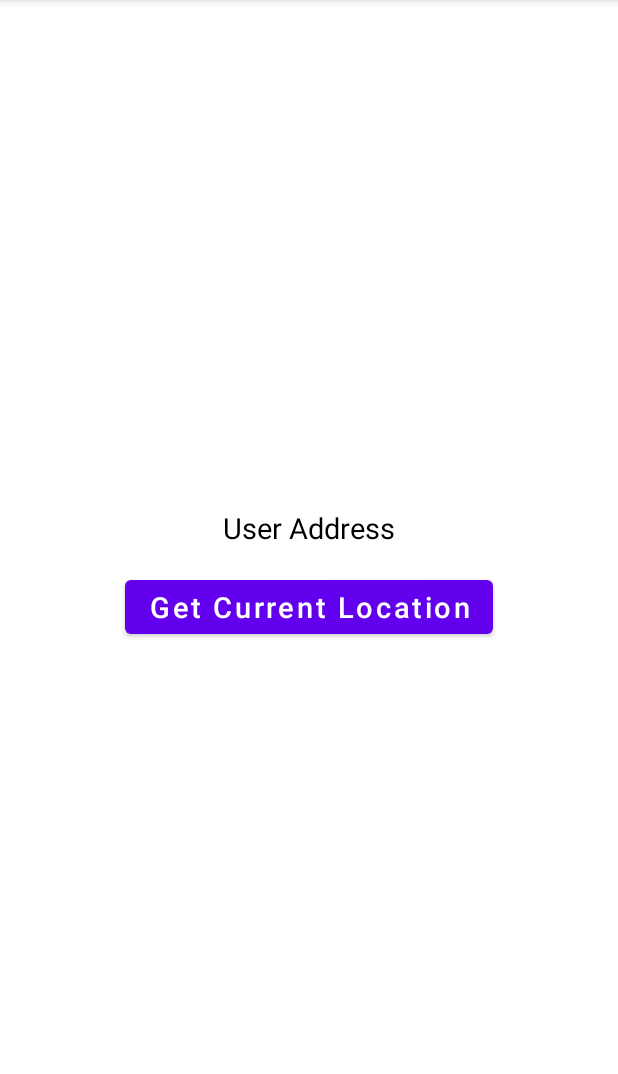
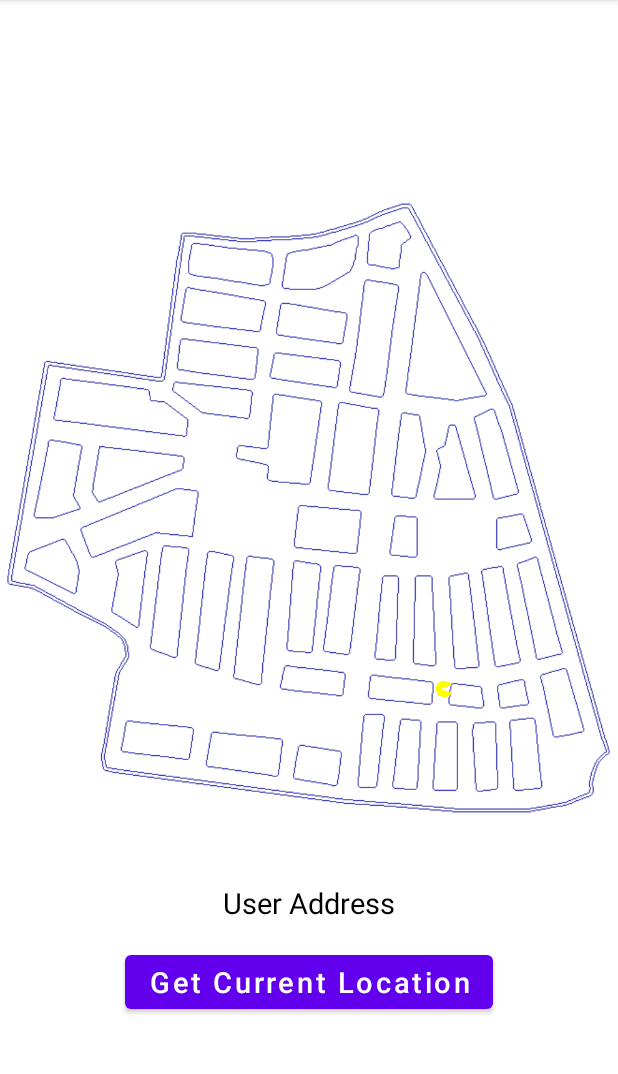
Before and after one commit to marnikdenouden/PacManApp, an Android app: the screen it shows after launch (MainActivity), after a tap on "Get Current Location", on a phone screen of 412 x 824 dp, the part 84-1158 px from its top. Run offline under Robolectric (Android 15) with nearby library versions, the phone set to English and light mode, and no system bars.

Commit message:
Added map and pacman marker
Pacman marker is now randomly added to a location on the map when the get location button is pressed.

```diff
--- a/app/src/main/java/com/example/pacmanapp/MainActivity.java
+++ b/app/src/main/java/com/example/pacmanapp/MainActivity.java
@@ -3,6 +3,7 @@ package com.example.pacmanapp;
 import androidx.annotation.NonNull;
 import androidx.annotation.Nullable;
 import androidx.appcompat.app.AppCompatActivity;
+import androidx.appcompat.content.res.AppCompatResources;
 import androidx.core.app.ActivityCompat;
 
 import android.Manifest;
@@ -11,13 +12,16 @@ import android.content.Context;
 import android.content.Intent;
 import android.content.IntentSender;
 import android.content.pm.PackageManager;
+import android.graphics.drawable.AnimationDrawable;
+import android.graphics.drawable.Drawable;
 import android.location.LocationManager;
-import android.os.Build;
 import android.os.Bundle;
 
 import android.os.Looper;
 import android.view.View;
 import android.widget.Button;
+import android.widget.ImageView;
+import android.widget.RelativeLayout;
 import android.widget.TextView;
 import android.widget.Toast;
 
@@ -33,11 +37,14 @@ import com.google.android.gms.location.LocationSettingsStatusCodes;
 import com.google.android.gms.tasks.OnCompleteListener;
 import com.google.android.gms.tasks.Task;
 
+import java.util.Random;
+
 
 public class MainActivity extends AppCompatActivity {
 
     private TextView AddressText;
     private Button LocationButton;
+
     private LocationRequest locationRequest;
 
      private LocationManager locationManager = null;
@@ -60,6 +67,7 @@ public class MainActivity extends AppCompatActivity {
             @Override
             public void onClick(View v) {
                 getCurrentLocation();
+                placePacmanMarker();
             }
         });
     }
@@ -84,6 +92,53 @@ public class MainActivity extends AppCompatActivity {
         if (requestCode == 2 && resultCode == Activity.RESULT_OK) {
             getCurrentLocation();
         }
+    }
+
+    /**
+     * Places a pacman marker.
+     */
+    private void placePacmanMarker() {
+        // Calculate x and y value of pacman marker
+        Random random = new Random();
+        ImageView map = findViewById(R.id.map_image);
+        int x = random.nextInt(map.getWidth()); // compute x-Coordinate
+        int y = random.nextInt(map.getHeight()); // compute y-Coordinate
+
+        // Create layout params for the relative layout
+        RelativeLayout.LayoutParams layoutParams = new RelativeLayout.LayoutParams(16, 16);
+
+        // Create imageView that will be the marker.
+        ImageView imageView = new ImageView(MainActivity.this);
+
+        // Get the relative layout that the marker will be added to.
+        RelativeLayout markersContainer = findViewById(R.id.markers);
+
+        // set the margins of the layout params
+        layoutParams.setMargins(x, y, 0, 0);
+
+        // Set layout params to imageView
+        imageView.setLayoutParams(layoutParams);
+
+        // Get drawable of pacman marker and set it to imageView
+        Drawable drawable = AppCompatResources.
+                getDrawable(MainActivity.this, R.drawable.pacman_marker_animation);
+        imageView.setImageDrawable(drawable);
+
+        // Add the imageView to the layout
+        markersContainer.addView(imageView);
+
+        // Cast the drawable of the animation resource to an animation drawable
+        AnimationDrawable animation = (AnimationDrawable) drawable;
+
+        if (animation == null) {
+            // Do something when animation is null.
+            return;
+        }
+
+        // Start the animation drawable
+        animation.start();
+
+        //imageView.animate().x(x).y(y).setDuration(10000).withEndAction(() -> {}).start(); //Could be used for moving from one position to another.
     }
 
     /**
@@ -115,6 +170,7 @@ public class MainActivity extends AppCompatActivity {
                                 double longitude = locationResult.getLocations().get(index).getLongitude();
 
                                 AddressText.setText("Latitude: " + latitude + "\n" + "Longitude: " + longitude);
+
                             }
                         }
                     }, Looper.getMainLooper());
@@ -174,4 +230,25 @@ public class MainActivity extends AppCompatActivity {
         return locationManager.isProviderEnabled(LocationManager.GPS_PROVIDER);
     }
 
+    /**
+     * Start the pacman animation ** Waka waka **
+     */
+    private void startAnimation() {
+        // Get the imageView to run the animation on
+        ImageView imageView = (ImageView)findViewById(R.id.pacman_marker);
+
+        // Get the drawable of the animation
+        Drawable drawable = AppCompatResources.
+        getDrawable(MainActivity.this, R.drawable.pacman_marker_animation);
+
+        // Set the drawable of the image to the animation drawable
+        imageView.setImageDrawable(drawable);
+
+        // Cast the drawable of the animation resource to an animation drawable
+        AnimationDrawable animation = (AnimationDrawable) drawable;
+
+        // Start the animation drawable
+        animation.start();
+    }
+
 }
--- /dev/null
+++ b/app/src/main/res/drawable/pacman_marker_animation.xml
@@ -0,0 +1,13 @@
+<?xml version="1.0" encoding="utf-8"?>
+<animation-list
+    xmlns:android="http://schemas.android.com/apk/res/android"
+    android:id="@+id/pacman_marker"
+    android:oneshot="false"
+    android:layout_width="16dp"
+    android:layout_height="16dp"
+    android:contentDescription="Pac-Man animated marker">
+    <item android:drawable="@drawable/pacman_marker_frame_0" android:duration="100" />
+    <item android:drawable="@drawable/pacman_marker_frame_1" android:duration="100" />
+    <item android:drawable="@drawable/pacman_marker_frame_2" android:duration="100" />
+    <item android:drawable="@drawable/pacman_marker_frame_1" android:duration="100" />
+</animation-list>
--- a/app/src/main/res/layout/activity_main.xml
+++ b/app/src/main/res/layout/activity_main.xml
@@ -1,5 +1,6 @@
 <?xml version="1.0" encoding="utf-8"?>
 <LinearLayout xmlns:android="http://schemas.android.com/apk/res/android"
+    xmlns:app="http://schemas.android.com/apk/res-auto"
     xmlns:tools="http://schemas.android.com/tools"
     android:layout_width="match_parent"
     android:layout_height="match_parent"
@@ -7,6 +8,11 @@
     android:orientation="vertical"
     tools:context=".MainActivity">
 
+    <include
+        android:id="@+id/map"
+        android:layout_height="500dp"
+        android:layout_width="match_parent"
+        layout="@layout/map" />
 
     <TextView
         android:id="@+id/addressText"
--- /dev/null
+++ b/app/src/main/res/layout/map.xml
@@ -0,0 +1,30 @@
+<?xml version="1.0" encoding="utf-8"?>
+<androidx.constraintlayout.widget.ConstraintLayout  xmlns:android="http://schemas.android.com/apk/res/android"
+    xmlns:app="http://schemas.android.com/apk/res-auto"
+    android:layout_width="match_parent"
+    android:layout_height="match_parent">
+
+    <ImageView
+        android:id="@+id/map_image"
+        android:layout_width="0dp"
+        android:layout_height="0dp"
+        android:contentDescription="Map of game area in pac man style"
+        app:layout_constraintBottom_toBottomOf="parent"
+        app:layout_constraintDimensionRatio="h,1:1"
+        app:layout_constraintEnd_toEndOf="parent"
+        app:layout_constraintStart_toStartOf="parent"
+        app:layout_constraintTop_toTopOf="parent"
+        app:srcCompat="@drawable/map_v1" />
+
+    <RelativeLayout
+        android:id="@+id/markers"
+        android:layout_width="0dp"
+        android:layout_height="0dp"
+        app:layout_constraintBottom_toBottomOf="@+id/map_image"
+        app:layout_constraintEnd_toEndOf="@+id/map_image"
+        app:layout_constraintStart_toStartOf="@+id/map_image"
+        app:layout_constraintTop_toTopOf="@+id/map_image">
+
+    </RelativeLayout>
+
+</androidx.constraintlayout.widget.ConstraintLayout>
--- /dev/null
+++ b/app/src/main/res/layout/pacman_marker.xml
@@ -0,0 +1,17 @@
+<?xml version="1.0" encoding="utf-8"?>
+<androidx.constraintlayout.widget.ConstraintLayout xmlns:android="http://schemas.android.com/apk/res/android"
+    xmlns:app="http://schemas.android.com/apk/res-auto"
+    android:layout_width="match_parent"
+    android:layout_height="match_parent">
+
+    <ImageView
+        android:id="@+id/pacman_marker"
+        android:layout_width="16dp"
+        android:layout_height="16dp"
+        android:contentDescription="Pac-Man animated marker"
+        app:layout_constraintTop_toTopOf="parent"
+        app:layout_constraintLeft_toLeftOf="parent"
+        app:layout_constraintDimensionRatio="1:1"
+        app:srcCompat="@drawable/pacman_marker_frame_1" />
+
+</androidx.constraintlayout.widget.ConstraintLayout>
```
Also changed, not shown: app/src/main/res/drawable/map_v1.png (added), app/src/main/res/drawable/pacman_marker_frame_0.png (added), app/src/main/res/drawable/pacman_marker_frame_1.png (added), app/src/main/res/drawable/pacman_marker_frame_2.png (added), 1 other file.
